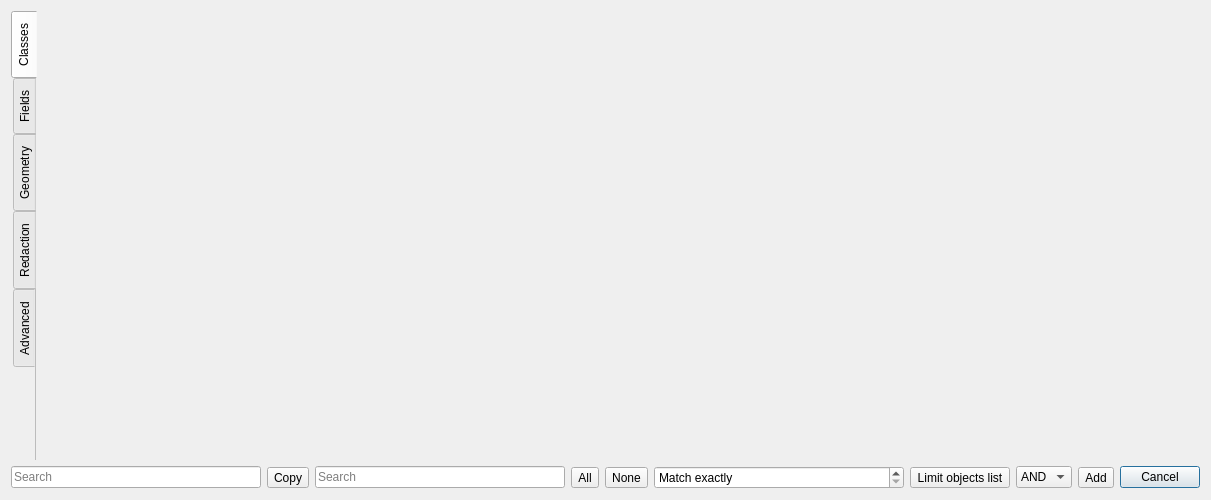
Before: the Qt Designer form filterdialog.ui in Kuszki/EW-Database, drawn with Qt 5.
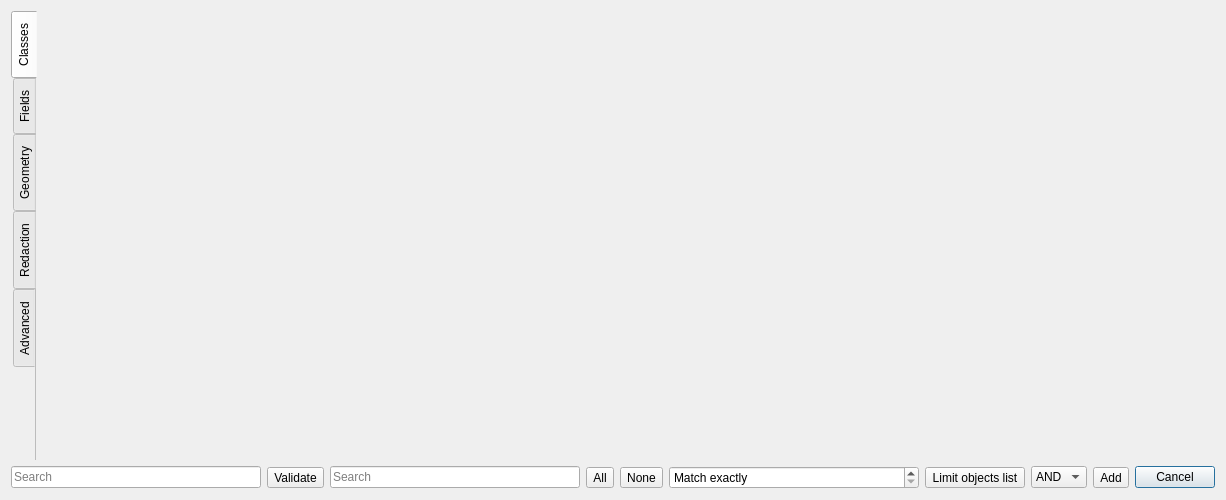
After: the same form once the commit is applied. The open tabs and pages were chosen to show the change. Icons and pictures are not drawn.

```diff
--- a/filterdialog.ui
+++ b/filterdialog.ui
@@ -50,8 +50,8 @@
            <rect>
             <x>0</x>
             <y>0</y>
-            <width>1132</width>
-            <height>427</height>
+            <width>100</width>
+            <height>30</height>
            </rect>
           </property>
           <layout class="QVBoxLayout" name="classLayout"/>
@@ -211,7 +211,7 @@
      <item>
       <widget class="QToolButton" name="validateButton">
        <property name="text">
-        <string>Copy</string>
+        <string>Validate</string>
        </property>
        <property name="icon">
         <iconset theme="tools-check-spelling">
```
Left out of the diff: 12 changed lines with no effect on the pictures.
